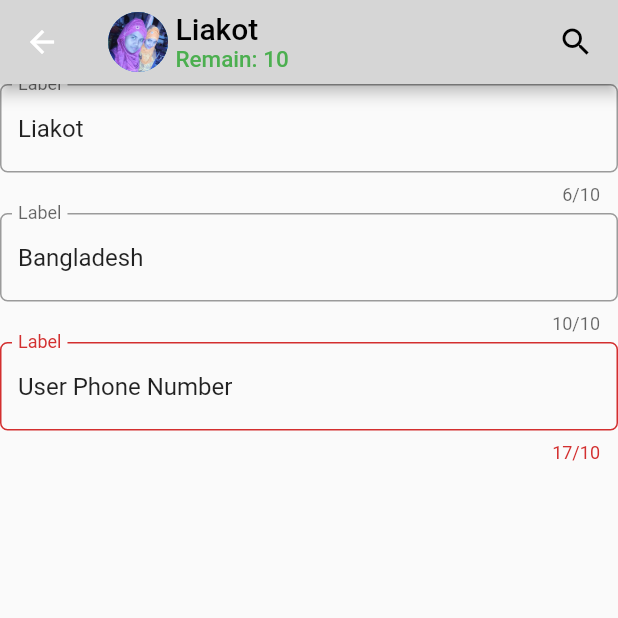
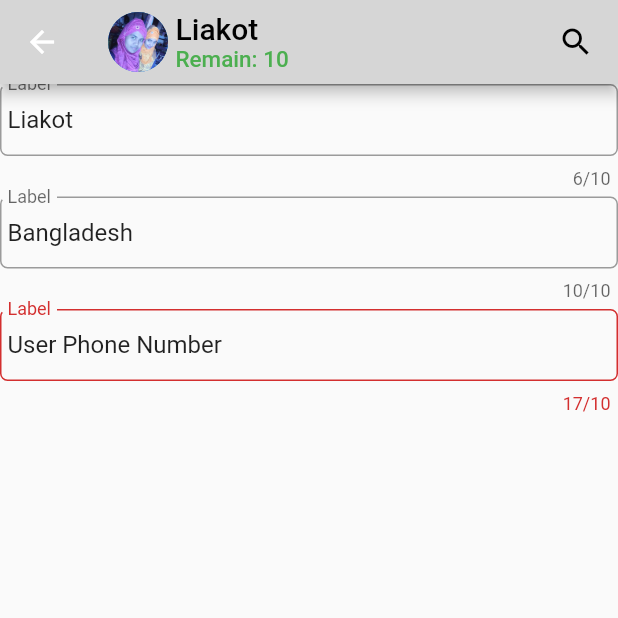
Before and after one commit to Liakot-ali/Flutter-Learn, a Flutter app: the screen it shows after launch, after a tap on "Liakot", on a phone screen of 412 x 824 dp, the top half of it. Run offline on Flutter 3.47's test engine with Material 2 defaults, Android fonts, the phone set to English and light mode, and no system bars.

Commit message:
staging modification

```diff
--- a/lib/customer_details.dart
+++ b/lib/customer_details.dart
@@ -31,6 +31,7 @@ class _StateCustomerDetails extends State<CustomerDetails> {
           borderRadius: BorderRadius.all(Radius.circular(5)),
         ),
         label: Text("Label"),
+        contentPadding: EdgeInsets.all(5),
       ),
       initialValue: text,
       maxLength: 10,
```
